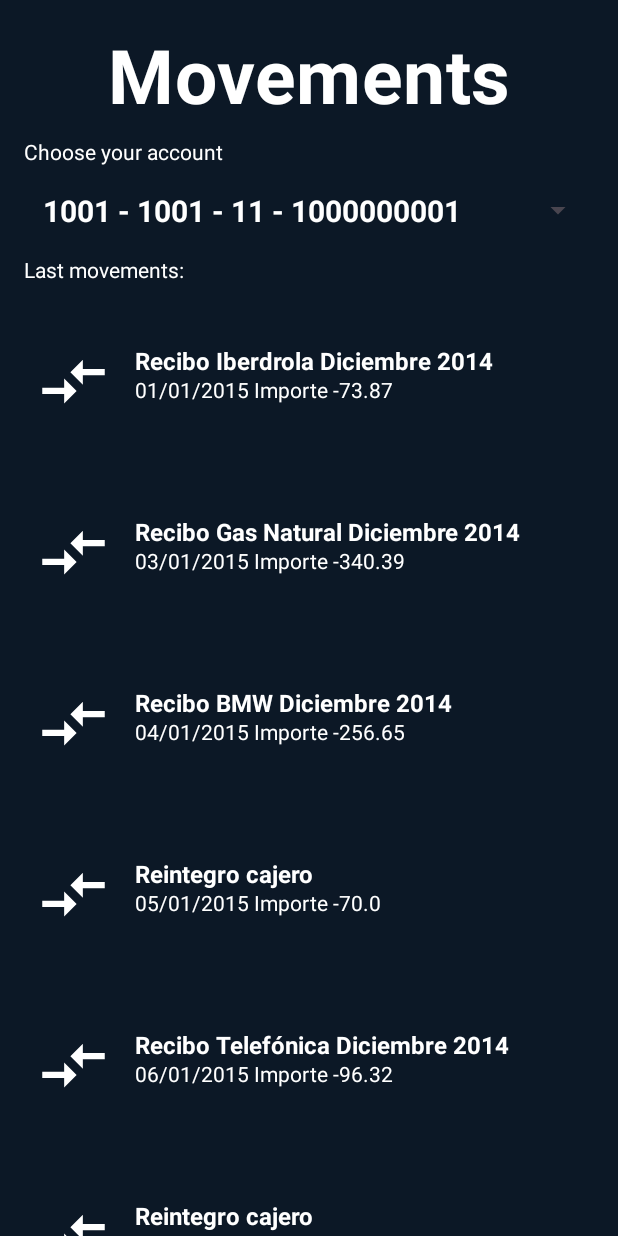
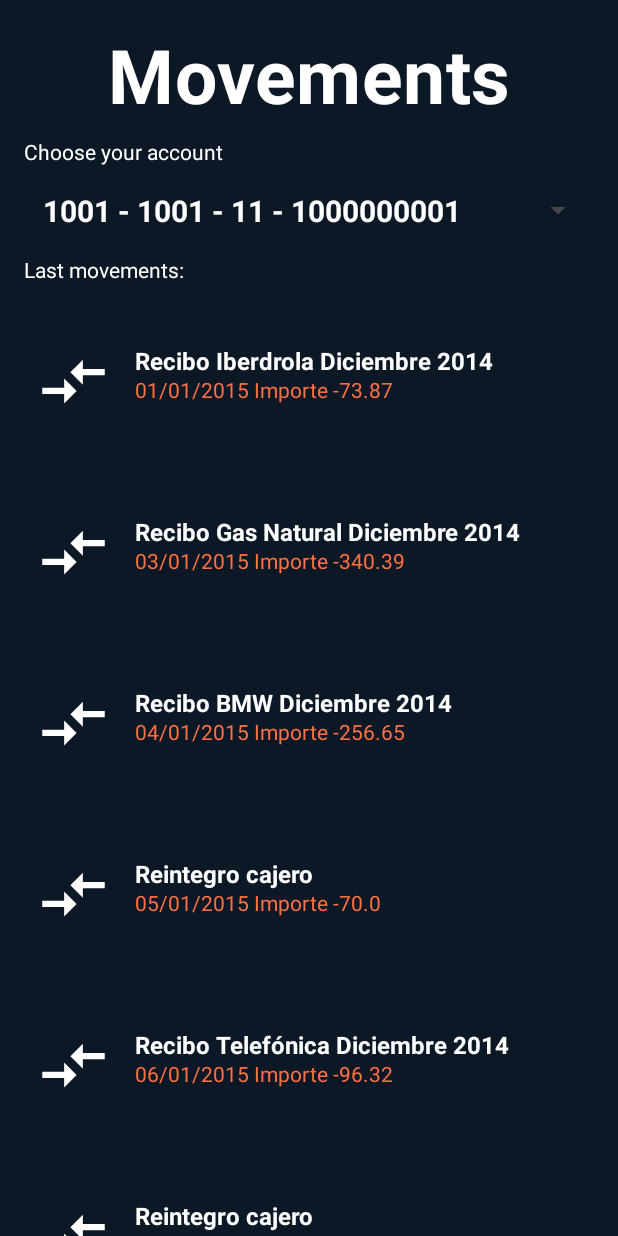
Before and after one commit to jtorrast/dm-banco-jototo, an Android app: the MovementsActivity screen opened directly, with no data from a screen before it, on a phone screen of 412 x 824 dp. Run offline under Robolectric (Android 15) with nearby library versions, the phone set to English and light mode, and no system bars; 2 statements that could not run were skipped.

Commit message:
Finalizada actividad 3, tema 5 - Activity movements finalizada.

```diff
--- a/app/src/main/java/com/example/banco_jototo/MovementsActivity.kt
+++ b/app/src/main/java/com/example/banco_jototo/MovementsActivity.kt
@@ -7,6 +7,7 @@ import android.widget.AdapterView
 import android.widget.ArrayAdapter
 import android.widget.LinearLayout
 import android.widget.Spinner
+import androidx.recyclerview.widget.DividerItemDecoration
 import androidx.recyclerview.widget.LinearLayoutManager
 import com.example.banco_jototo.bd.MiBancoOperacional
 import com.example.banco_jototo.databinding.ActivityMovementsBinding
@@ -58,9 +59,11 @@ class MovementsActivity : AppCompatActivity(){
                 val context = binding.root.context
                 linearLayoutManager = LinearLayoutManager(context)
 
+
                 binding.rwMovements.apply {
                     layoutManager = linearLayoutManager
                     adapter = movementsAdapter
+
                 }
             }
 
--- a/app/src/main/java/com/example/banco_jototo/MovementsAdapter.kt
+++ b/app/src/main/java/com/example/banco_jototo/MovementsAdapter.kt
@@ -4,6 +4,7 @@ import android.content.Context
 import android.view.LayoutInflater
 import android.view.View
 import android.view.ViewGroup
+import androidx.core.content.ContextCompat
 import androidx.recyclerview.widget.RecyclerView
 import com.example.banco_jototo.databinding.ItemAccountGbBinding
 import com.example.banco_jototo.databinding.ItemMovementsBinding
@@ -37,6 +38,12 @@ class MovementsAdapter (private val movements: ArrayList<Movimiento>):
             val formateador = SimpleDateFormat("dd/MM/yyyy")
             var dataInfo = "${formateador.format(movement.getFechaOperacion())} Importe ${movement.getImporte()}"
             binding.rwMovement.text = movement.getDescripcion()
+            if (movement.getImporte()!! < 0){
+                binding.rwDataAmount.setTextColor(ContextCompat.getColor(context, R.color.red_error))
+            }else{
+                binding.rwDataAmount.setTextColor(ContextCompat.getColor(context, R.color.azul_electrico_palido))
+            }
+
             binding.rwDataAmount.text = dataInfo
         }
     }
```
